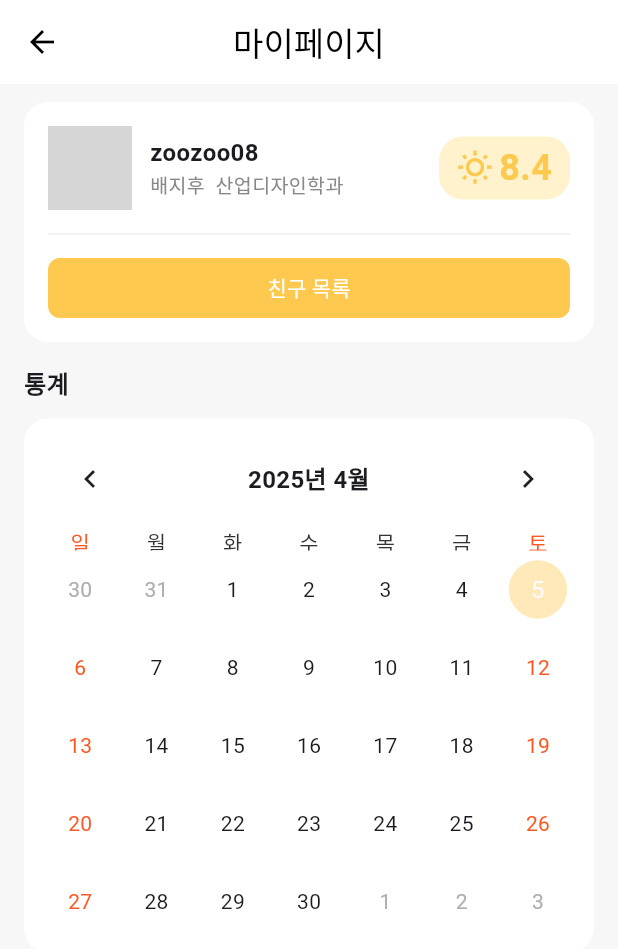
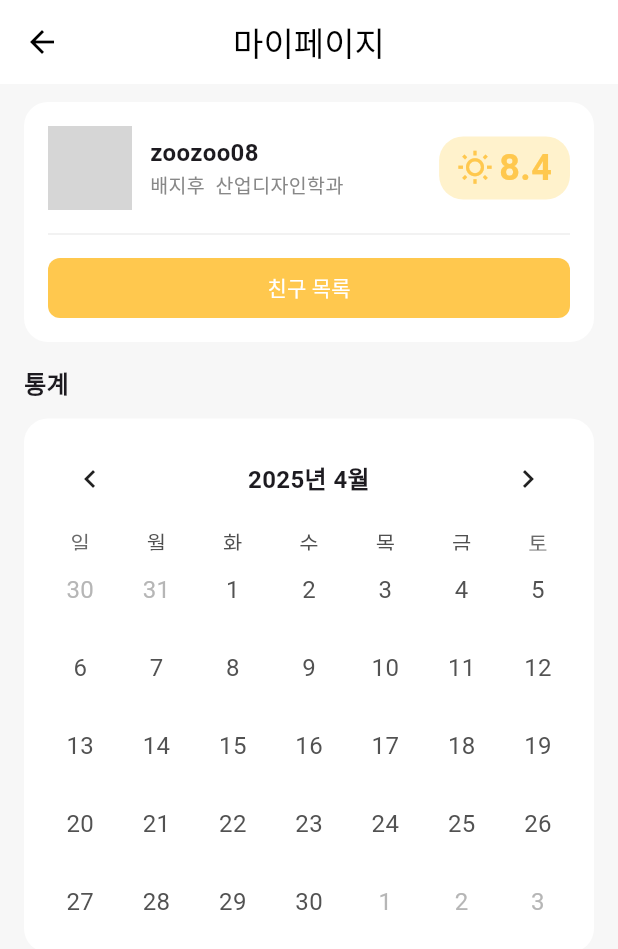
Before and after one commit to KHU-morning/front-morning, a Flutter app: the MyPageScreen screen opened directly, on a phone screen of 412 x 824 dp. Shown: the top 949 px of the screen. Run offline on Flutter 3.47's test engine with Material 3 defaults, Android fonts, the phone set to English and light mode, and no system bars; drawn by our look-alikes of table_calendar; our stand-ins replace flutter_svg; grey boxes are pictures that could not be loaded.

Commit message:
modify calendar design

```diff
--- a/lib/auth/login_page.dart
+++ b/lib/auth/login_page.dart
@@ -38,7 +38,6 @@ class _LoginPageState extends State<LoginPage> {
     return Scaffold(
       backgroundColor: Colors.white,
       appBar: AppBar(
-        toolbarHeight: 80,
         title: Text(
           '로그인',
           style: TextStyle(
@@ -59,7 +58,7 @@ class _LoginPageState extends State<LoginPage> {
             Expanded(
               child: SingleChildScrollView(
                 child: Padding(
-                  padding: const EdgeInsets.all(16.0),
+                  padding: const EdgeInsets.fromLTRB(16, 0, 16, 16),
                   child: Column(
                     crossAxisAlignment: CrossAxisAlignment.start,
                     children: [
--- a/lib/mypage/my_page.dart
+++ b/lib/mypage/my_page.dart
@@ -1,4 +1,5 @@
 import 'package:flutter/material.dart';
+import 'package:intl/intl.dart';
 import 'package:k_html_flutter/mypage/statistics_detail_screen.dart';
 import 'package:table_calendar/table_calendar.dart';
 
@@ -156,29 +157,35 @@ class _MyPageScreenState extends State<MyPageScreen> {
                 ),
               );
             },
-            headerStyle: const HeaderStyle(
+            headerStyle: HeaderStyle(
+              formatButtonVisible: false,
               titleCentered: true,
-              formatButtonVisible: false,
-              leftChevronIcon: Icon(Icons.chevron_left, size: 24),
-              rightChevronIcon: Icon(Icons.chevron_right, size: 24),
-              titleTextStyle:
-                  TextStyle(fontWeight: FontWeight.w600, fontSize: 16),
+              headerMargin: EdgeInsets.zero,
+              titleTextFormatter: (date, locale) =>
+                  DateFormat.yMMMM(locale).format(date),
+              titleTextStyle: const TextStyle(
+                fontSize: 16,
+                fontWeight: FontWeight.w600,
+              ),
+              leftChevronIcon: const Icon(Icons.chevron_left),
+              rightChevronIcon: const Icon(Icons.chevron_right),
             ),
-            calendarStyle: CalendarStyle(
-              todayDecoration: BoxDecoration(
-                color: const Color(0xFFFFC84E).withOpacity(0.4),
-                shape: BoxShape.circle,
-              ),
-              selectedDecoration: const BoxDecoration(
+            calendarStyle: const CalendarStyle(
+              isTodayHighlighted: false, // ✅ 오늘 날짜 강조 안 함
+              selectedDecoration: BoxDecoration(
                 color: Color(0xFFFFC84E),
                 shape: BoxShape.circle,
               ),
-              weekendTextStyle: const TextStyle(color: Colors.deepOrange),
-              defaultTextStyle: const TextStyle(fontSize: 14),
-            ),
-            daysOfWeekStyle: const DaysOfWeekStyle(
-              weekendStyle: TextStyle(color: Colors.deepOrange),
-              weekdayStyle: TextStyle(color: Color(0xFF333333)),
+              selectedTextStyle: const TextStyle(
+                color: Colors.white,
+                fontWeight: FontWeight.w600,
+              ),
+              outsideTextStyle:
+                  TextStyle(fontSize: 16, color: Color(0xFFB6B6B6)),
+              defaultTextStyle:
+                  TextStyle(fontSize: 16, color: Color(0xFF525252)),
+              weekendTextStyle:
+                  TextStyle(fontSize: 16, color: Color(0xFF525252)),
             ),
           ),
         ),
--- a/pubspec.yaml
+++ b/pubspec.yaml
@@ -32,7 +32,7 @@ dependencies:
     sdk: flutter
   flutter_svg: ^2.0.7
   table_calendar: ^3.0.9
-  intl: ^0.19.0
+  intl: ^0.20.2
   flutter_localizations:
     sdk: flutter
 
@@ -40,7 +40,6 @@ dependencies:
   # The following adds the Cupertino Icons font to your application.
   # Use with the CupertinoIcons class for iOS style icons.
   cupertino_icons: ^1.0.6
-  intl: ^0.20.2
 
 dev_dependencies:
   flutter_test:
```
Also changed, not shown: lib/widgets/calendar_sheet.dart (+46 -7 lines).
